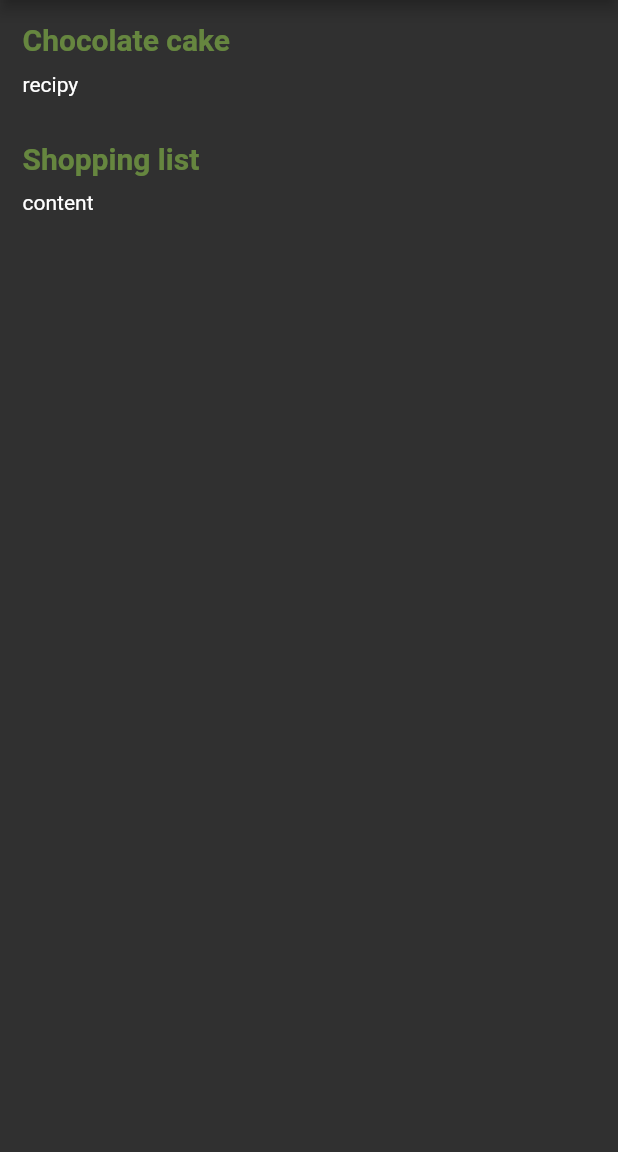
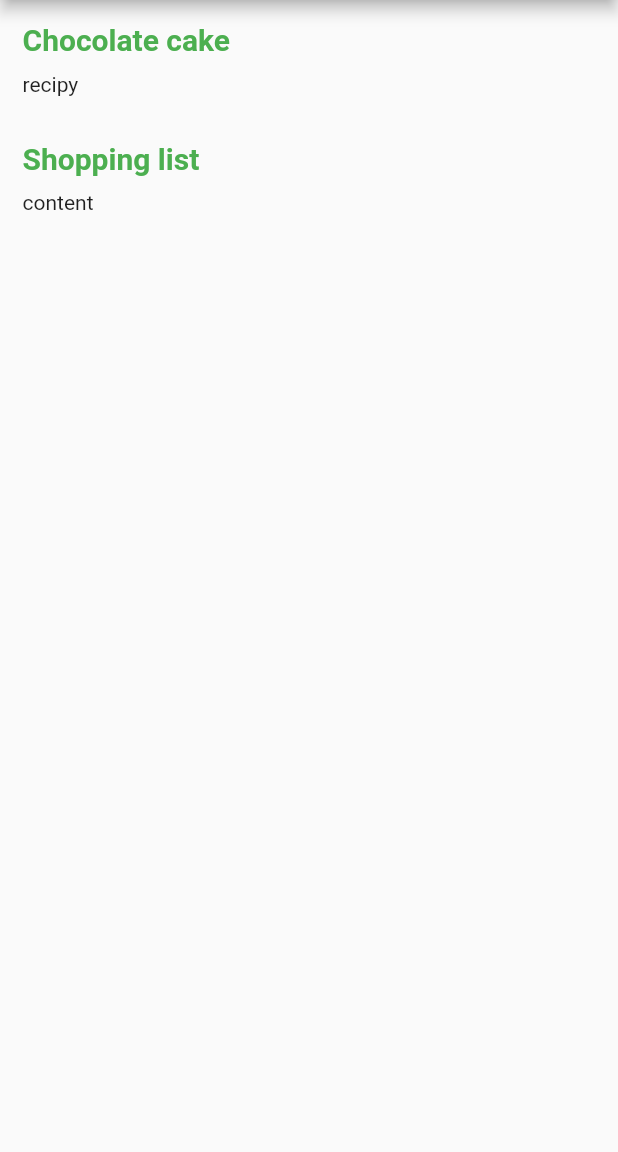
Before and after one commit to reybriel/flutter-notes, a Flutter app: the screen it shows after launch, on a phone screen of 412 x 824 dp, the part 84-1236 px from its top. Run offline on Flutter 3.47's test engine with Material 2 defaults, Android fonts, the phone set to English and light mode, and no system bars.

Commit message:
Change app theme to be light

```diff
--- a/lib/main.dart
+++ b/lib/main.dart
@@ -9,11 +9,10 @@ class MyNotes extends StatelessWidget {
   Widget build(BuildContext context) {
     return MaterialApp(
       theme: ThemeData(
-        brightness: Brightness.dark,
+        brightness: Brightness.light,
         primaryColor: Colors.green,
       ),
       home: NotesListPage(),
-      color: Colors.black,
     );
   }
 }
--- a/lib/scenes/notes_list/note_list_row.dart
+++ b/lib/scenes/notes_list/note_list_row.dart
@@ -8,8 +8,7 @@ class NoteListRow extends StatelessWidget {
 
   @override
   Widget build(BuildContext context) {
-    return Container(
-      child: Row(
+    return Row(
         children: [
           Padding(
             padding: EdgeInsets.all(10),
@@ -21,7 +20,7 @@ class NoteListRow extends StatelessWidget {
                   child: Text(
                     _noteViewModel.title,
                     style: TextStyle(
-                      color: Colors.lightGreen.withAlpha(150),
+                      color: Colors.green,
                       fontSize: 20,
                       fontWeight: FontWeight.bold
                       ),
@@ -38,7 +37,6 @@ class NoteListRow extends StatelessWidget {
               ),
             ),
           ],
-        )
       );
   }
 }
```
